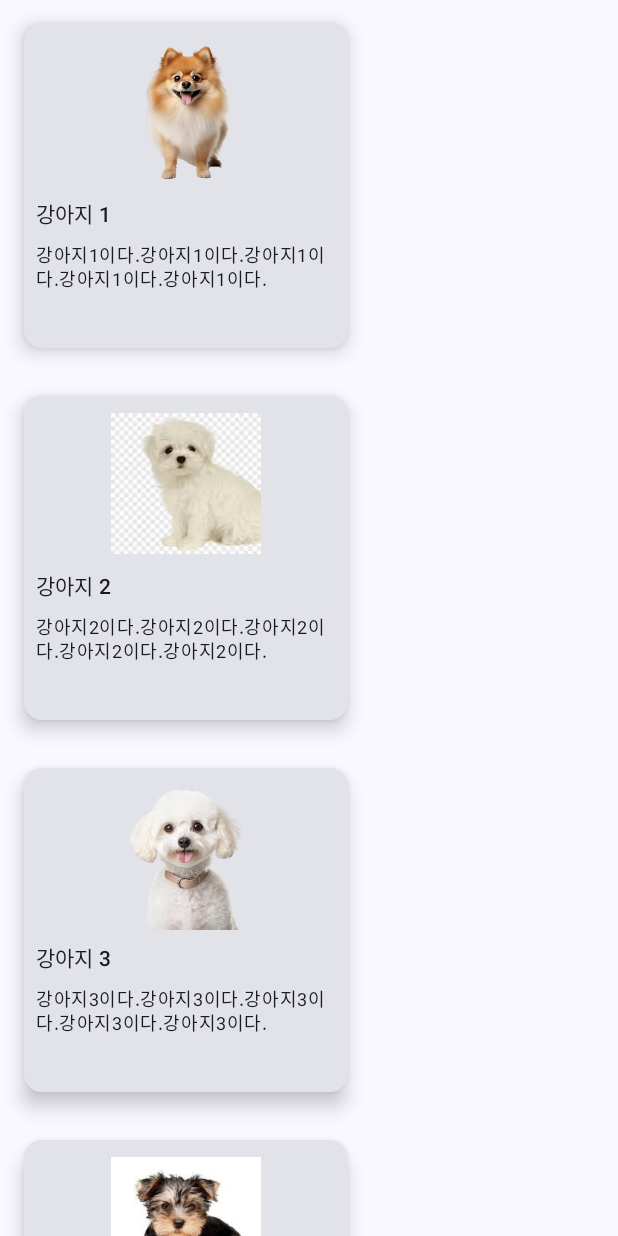
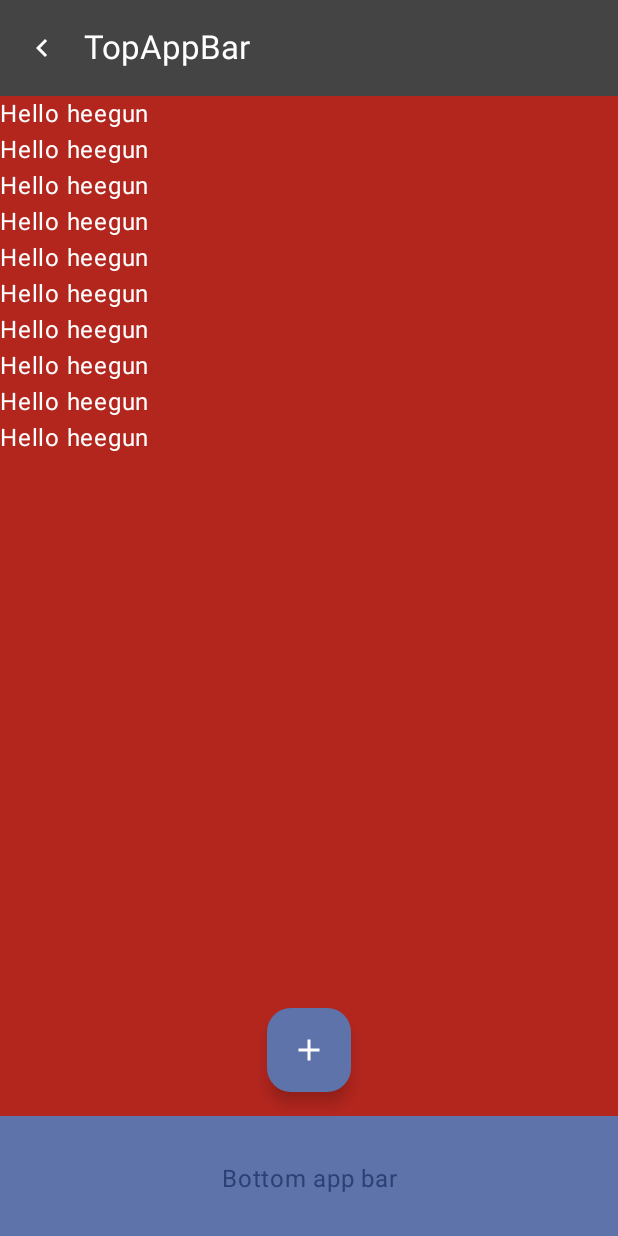
Before and after one commit to heegun0707/ComposeStudy, an Android app built with Jetpack Compose: the screen it shows after launch (MainActivity), on a phone screen of 412 x 824 dp. Run offline under Robolectric (Android 15) with nearby library versions, the phone set to English and light mode, and no system bars.

```diff
--- a/app/src/main/java/we/study/composestudy/MainActivity.kt
+++ b/app/src/main/java/we/study/composestudy/MainActivity.kt
@@ -4,14 +4,14 @@ import android.os.Bundle
 import androidx.activity.ComponentActivity
 import androidx.activity.compose.setContent
 import androidx.activity.enableEdgeToEdge
-import androidx.compose.foundation.layout.fillMaxWidth
-import androidx.compose.material3.Surface
+import androidx.compose.foundation.layout.fillMaxSize
+import androidx.compose.foundation.layout.padding
+import androidx.compose.material3.Scaffold
 import androidx.compose.material3.Text
 import androidx.compose.runtime.Composable
 import androidx.compose.ui.Modifier
 import androidx.compose.ui.tooling.preview.Preview
-import we.study.composestudy.model.defaultItems
-import we.study.composestudy.ui.example.CatalogExample
+import we.study.composestudy.ui.component.ScaffoldPreview
 import we.study.composestudy.ui.theme.ComposeStudyTheme
 
 class MainActivity : ComponentActivity() {
@@ -20,13 +20,7 @@ class MainActivity : ComponentActivity() {
         enableEdgeToEdge()
         setContent {
             ComposeStudyTheme {
-                Surface(
-                    modifier = Modifier.fillMaxWidth()
-                ) {
-                    CatalogExample(defaultItems)
-                }
-
-//                ScaffoldPreview()
+                ScaffoldPreview()
 //                Scaffold(modifier = Modifier.fillMaxSize()) { innerPadding ->
 //                    Greeting(
 //                        name = "Android",
--- a/app/src/main/java/we/study/composestudy/model/ItemData.kt
+++ /dev/null
@@ -1,36 +0,0 @@
-package we.study.composestudy.model
-
-import we.study.composestudy.R
-
-data class ItemData(
-    val imageId: Int,
-    val title: String,
-    val description: String
-)
-val defaultItems = listOf(
-    ItemData(
-        imageId = R.drawable.dog1,
-        title = "강아지 1",
-        description = "강아지1이다.강아지1이다.강아지1이다.강아지1이다.강아지1이다."
-    ),
-    ItemData(
-        imageId = R.drawable.dog2,
-        title = "강아지 2",
-        description = "강아지2이다.강아지2이다.강아지2이다.강아지2이다.강아지2이다."
-    ),
-    ItemData(
-        imageId = R.drawable.dog3,
-        title = "강아지 3",
-        description = "강아지3이다.강아지3이다.강아지3이다.강아지3이다.강아지3이다."
-    ),
-    ItemData(
-        imageId = R.drawable.dog4,
-        title = "강아지 4",
-        description = "강아지4이다.강아지4이다.강아지4이다.강아지4이다.강아지4이다."
-    ),
-    ItemData(
-        imageId = R.drawable.dog5,
-        title = "강아지 5",
-        description = "강아지5이다.강아지5이다.강아지5이다.강아지5이다.강아지5이다."
-    )
-)
--- a/app/src/main/java/we/study/composestudy/ui/example/CatalogExample.kt
+++ /dev/null
@@ -1,84 +0,0 @@
-package we.study.composestudy.ui.example
-
-import androidx.compose.foundation.Image
-import androidx.compose.foundation.layout.Box
-import androidx.compose.foundation.layout.Column
-import androidx.compose.foundation.layout.Spacer
-import androidx.compose.foundation.layout.padding
-import androidx.compose.foundation.layout.size
-import androidx.compose.foundation.lazy.LazyColumn
-import androidx.compose.foundation.lazy.items
-import androidx.compose.material3.Card
-import androidx.compose.material3.CardDefaults
-import androidx.compose.material3.MaterialTheme
-import androidx.compose.material3.Text
-import androidx.compose.runtime.Composable
-import androidx.compose.ui.Alignment
-import androidx.compose.ui.Modifier
-import androidx.compose.ui.res.painterResource
-import androidx.compose.ui.tooling.preview.Preview
-import androidx.compose.ui.unit.dp
-import we.study.composestudy.R
-import we.study.composestudy.model.ItemData
-import we.study.composestudy.model.defaultItems
-import we.study.composestudy.ui.theme.ComposeStudyTheme
-
-@Composable
-fun CatalogExample(itemList: List<ItemData>) {
-    LazyColumn {
-        items(itemList) { item ->
-            Item(item)
-        }
-    }
-}
-
-@Composable
-fun Item(itemData: ItemData) {
-    Card(
-        elevation = CardDefaults.elevatedCardElevation(8.dp),
-        modifier = Modifier.padding(16.dp)
-    ) {
-        Column(
-            modifier = Modifier.padding(8.dp).size(200.dp)
-        ) {
-            Image(
-                painterResource(itemData.imageId),
-                contentDescription = "dog1",
-                modifier = Modifier.size(100.dp)
-                    .align(Alignment.CenterHorizontally)
-            )
-            Spacer(modifier = Modifier.size(8.dp))
-            Text(
-                text = itemData.title,
-                style = MaterialTheme.typography.titleSmall
-            )
-            Spacer(modifier = Modifier.size(8.dp))
-            Text(
-                text = itemData.description,
-                style = MaterialTheme.typography.bodySmall,
-            )
-        }
-    }
-}
-
-@Preview(showBackground = false)
-@Composable
-fun ItemPreview() {
-    ComposeStudyTheme {
-        Item(
-            ItemData(
-                imageId = R.drawable.dog1,
-                title = "강아지 1",
-                description = "강아지1이다.강아지1이다.강아지1이다.강아지1이다.강아지1이다."
-            )
-        )
-    }
-}
-
-@Preview(showBackground = true)
-@Composable
-fun ItemsPreview() {
-    ComposeStudyTheme {
-        CatalogExample(defaultItems)
-    }
-}
```
Also changed, not shown: app/src/main/res/drawable/dog1.png (deleted), app/src/main/res/drawable/dog2.jpg (deleted), app/src/main/res/drawable/dog3.png (deleted), app/src/main/res/drawable/dog4.jpg (deleted), app/src/main/res/drawable/dog5.png (deleted).
